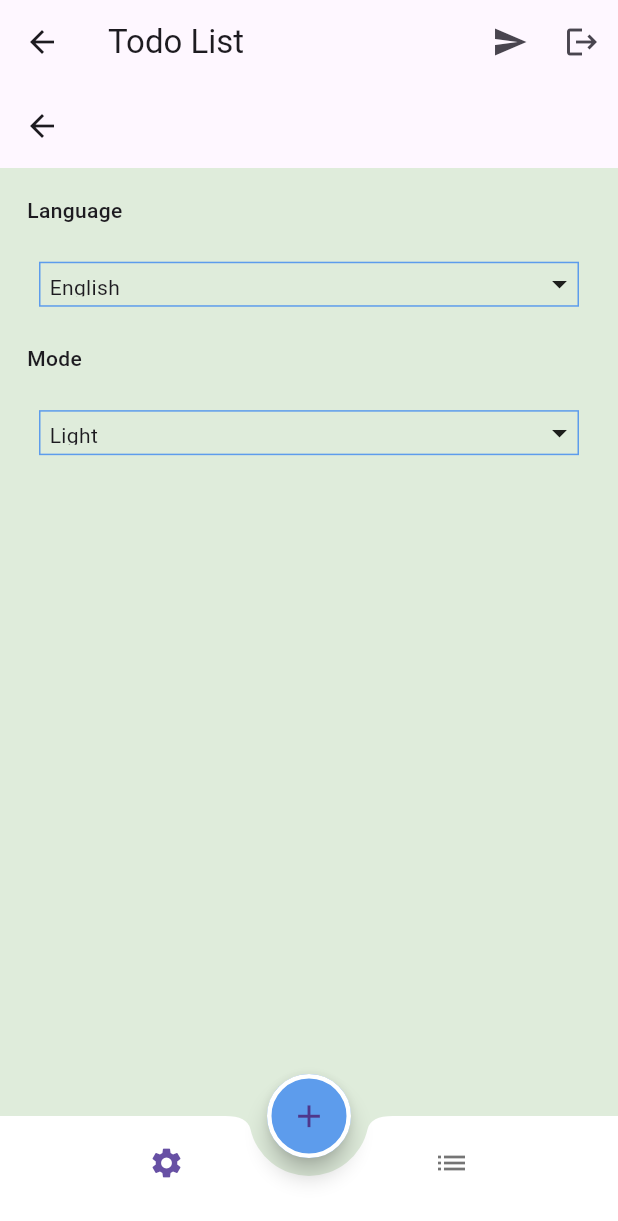
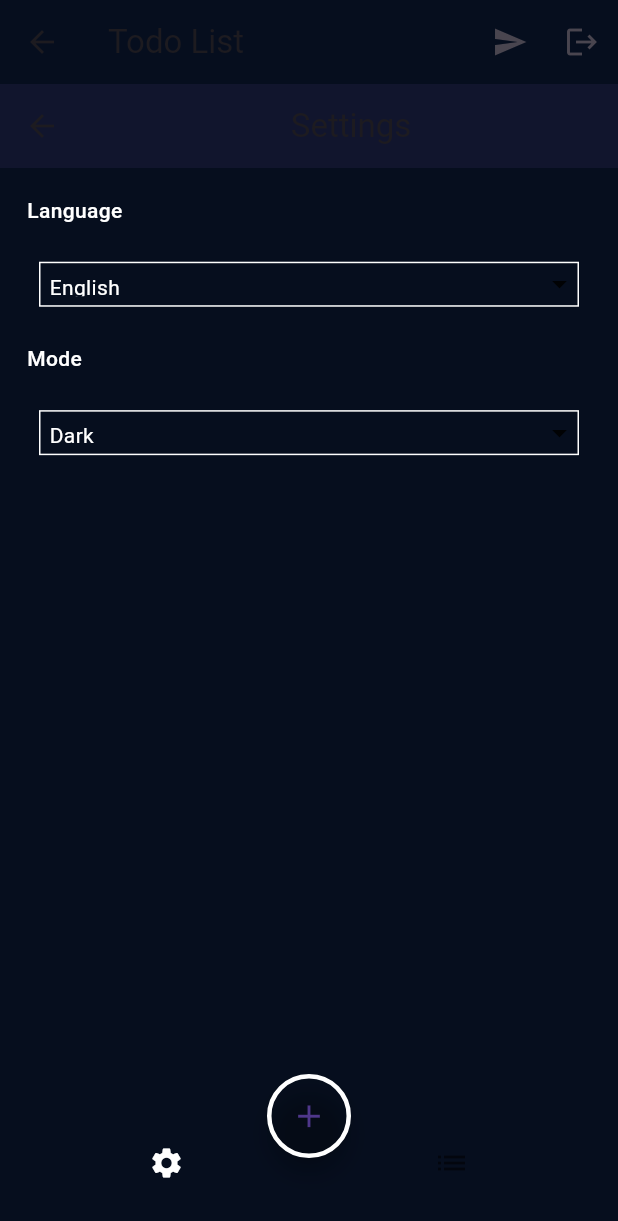
Before and after one commit to Belalaym2n/daily_tasks, a Flutter app: the HomeLayout screen opened by its route, on a phone screen of 412 x 824 dp. Shown: the top 1221 px of the screen. Run offline on Flutter 3.47's test engine with Material 3 defaults, Android fonts, the phone set to English and light mode, and no system bars; our stand-ins replace calendar_timeline, cloud_firestore, firebase_auth, firebase_core, flutter_slidable, shared_preferences; accounts and stored records are empty; generated files the repository leaves out were written again; network calls fail.

```diff
--- a/lib/constant/color.dart
+++ b/lib/constant/color.dart
@@ -1,4 +1,6 @@
  import 'dart:ui';
 
-Color mintGreen=Color(0xFFDFECDB);
 Color primaryColor=Color(0xFF5D9CEC);
+Color blackColor=Color(0xFF060E1E);
+ Color mintGreen=Color(0xFFDFECDB);
+ Color primaryColorBlack=Color(0xFF5D9CEC);
--- a/lib/constant/colors.dart
+++ /dev/null
@@ -1,3 +0,0 @@
- import 'dart:ui';
-
-Color mintGreen=Color(0xFFDFECDB);
--- a/lib/layout/homeLayout.dart
+++ b/lib/layout/homeLayout.dart
@@ -25,12 +25,19 @@ class _HomeLayoutState extends State<HomeLayout> {
   @override
   Widget build(BuildContext context) {
     var pro=Provider.of<MyProvider>(context);
+
     return Scaffold(
       resizeToAvoidBottomInset: false,
 
       extendBody: true,
-      backgroundColor: mintGreen,
+      backgroundColor:     pro.mode==ThemeMode.light?
+      mintGreen:
+      blackColor,
       appBar: AppBar(
+        backgroundColor:pro.mode==ThemeMode.light?
+        primaryColor:
+            Color(0xFF060E1E)
+        ,
 actions: [
 
 
@@ -50,7 +57,12 @@ actions: [
       floatingActionButton:
 
       FloatingActionButton(
-        backgroundColor: primaryColor,
+        backgroundColor:
+        pro.mode==ThemeMode.light?
+
+        primaryColor:
+        Colors.transparent,
+
         shape: RoundedRectangleBorder(
           borderRadius: BorderRadius.circular(28),
           side: BorderSide(
@@ -66,11 +78,19 @@ actions: [
       bottomNavigationBar: BottomAppBar(
         shape: CircularNotchedRectangle(),
         notchMargin: 12,
-        color: Colors.white,
-       elevation: 0,
+        color:
+        pro.mode==ThemeMode.light?
+        Colors.white:
+        Colors.transparent,
+
+       elevation: 4,
         child: BottomNavigationBar(
+          selectedItemColor:pro.mode==ThemeMode.dark?
+          Colors.white:
+          primaryColor ,
         elevation: 0,
-          backgroundColor: Colors.transparent,
+          backgroundColor:
+          Colors.transparent,
 
             currentIndex: index,
             onTap: (value) {
@@ -85,8 +105,13 @@ actions: [
               BottomNavigationBarItem(icon: Icon(Icons.list), label: ""),
             ]),
       ),
-      body: tabs[index],
+
+
+      body:
+
+      tabs[index],
     );
+
   }
 
   List<Widget> tabs = [
@@ -94,9 +119,13 @@ actions: [
     SettingScreen(),
     TaskScreen(),
   ];
+
   floatingButtonSheet(){
 
     showModalBottomSheet(
+
+
+
       isScrollControlled: true,
         elevation: 0,
 
--- a/lib/main.dart
+++ b/lib/main.dart
@@ -2,7 +2,6 @@
 
 import 'package:cloud_firestore/cloud_firestore.dart';
 import 'package:daily_tasks5/provider/my_provider.dart';
-import 'package:daily_tasks5/provider/provider_for_language.dart';
 import 'package:daily_tasks5/screens/login/login_screen.dart';
 import 'package:daily_tasks5/screens/login/login_tap.dart';
 import 'package:daily_tasks5/screens/login/sign_up_tap.dart';
@@ -40,6 +39,7 @@ class MyApp extends StatelessWidget {
       localizationsDelegates: AppLocalizations.localizationsDelegates,
       supportedLocales: AppLocalizations.supportedLocales,
       locale: Locale(pro.langcode),
+     themeMode:pro.mode,
       debugShowCheckedModeBanner: false,
 
       initialRoute: SplashScreen.routeName,
--- a/lib/provider/my_provider.dart
+++ b/lib/provider/my_provider.dart
@@ -2,17 +2,33 @@ import 'package:daily_tasks5/models/user_model.dart';
 import 'package:daily_tasks5/shared/network/firebase_managment/opperation_for_user.dart';
 import 'package:firebase_auth/firebase_auth.dart';
 import 'package:flutter/foundation.dart';
+import 'package:flutter/material.dart';
 import 'package:shared_preferences/shared_preferences.dart';
 
 class MyProvider extends ChangeNotifier{
   UserModel? userModel;
   User? firebaseUser;
   String langcode="en";
+   ThemeMode mode=ThemeMode.dark;
  late SharedPreferences prefs;
   init() async{
    prefs=await SharedPreferences.getInstance();
    langcode=  prefs.getString("language")??'en';
+   bool modApp=prefs.getBool("them")??true;
+   if(modApp){
+     mode==ThemeMode.dark;
+   }else{
+     mode==ThemeMode.light;
+   }
  }
+  changeThem(ThemeMode themeMode){
+    mode=themeMode;
+
+    notifyListeners();
+    prefs.setBool("them",mode==ThemeMode.dark?true:false
+    );
+  }
+
 
   MyProvider(){
     firebaseUser=FirebaseAuth.instance.currentUser;
@@ -23,6 +39,7 @@ class MyProvider extends ChangeNotifier{
 
   changeLanguage(String languageCode) async {
     langcode=languageCode;
+
     notifyListeners();
    await prefs.setString("languageCode", langcode);
   }
--- a/lib/provider/provider_for_language.dart
+++ /dev/null
@@ -1,6 +0,0 @@
-import 'package:flutter/widgets.dart';
-
-class ProviderForLanguageAndTheming extends ChangeNotifier{
-
-
-}
--- a/lib/screens/setting/setting_screen.dart
+++ b/lib/screens/setting/setting_screen.dart
@@ -21,8 +21,23 @@ class _SettingScreenState extends State<SettingScreen> {
   Widget build(BuildContext context) {
     var pro=Provider.of<MyProvider>(context);
     return Scaffold(
-      backgroundColor: mintGreen,
-      appBar: AppBar(),
+      appBar: AppBar(
+        elevation: 6,
+        backgroundColor:  pro.mode==ThemeMode.light?
+        primaryColorBlack:
+        blackColor ,
+        title: Center(child: Text("${AppLocalizations.of(context)!.settings}",style: TextStyle(
+
+        ),),
+
+        ),
+      ),
+      backgroundColor:
+      pro.mode==ThemeMode.light?
+      mintGreen:
+      blackColor
+      ,
+     // appBar: AppBar(),
       body: Padding(
         padding: const EdgeInsets.all(18.0),
 
@@ -30,6 +45,9 @@ class _SettingScreenState extends State<SettingScreen> {
           crossAxisAlignment: CrossAxisAlignment.start,
           children: [
             Text(AppLocalizations.of(context)!.lang,style: TextStyle(
+              color:   pro.mode==ThemeMode.light?
+              Colors.black:
+              Colors.white,
               fontWeight: FontWeight.w500
 
 
@@ -47,7 +65,9 @@ class _SettingScreenState extends State<SettingScreen> {
                 decoration: BoxDecoration(
              //     borderRadius: BorderRadius.circular(18),
                   border:Border.all(
-                    color: primaryColor
+                    color:  pro.mode==ThemeMode.light?
+                    primaryColor:
+                    Colors.white
                   )
                 ),
                 child: Row(
@@ -57,7 +77,11 @@ class _SettingScreenState extends State<SettingScreen> {
                       child: Text(
                         pro.langcode=="en"?
                             "English":
-                            "العربية"
+                            "العربية", style: TextStyle(
+                        color:  pro.mode==ThemeMode.light?
+                        Colors.black:
+                        Colors.white,
+                      ),
                       ),
                     )),
                     InkWell(
@@ -72,8 +96,10 @@ class _SettingScreenState extends State<SettingScreen> {
               height: MediaQuery.of(context).size.height*.02,
             ),
             Text(AppLocalizations.of(context)!.mode,style: TextStyle(
-                fontWeight: FontWeight.w500
-
+                fontWeight: FontWeight.w500,
+              color:  pro.mode==ThemeMode.light?
+            Colors.black:
+              Colors.white,
 
             ),),
             SizedBox(
@@ -88,15 +114,24 @@ class _SettingScreenState extends State<SettingScreen> {
                 decoration: BoxDecoration(
                   //     borderRadius: BorderRadius.circular(18),
                     border:Border.all(
-                        color: primaryColor
+                        color:  pro.mode==ThemeMode.light?
+                        primaryColor:
+                        Colors.white
                     )
-                ),
+                    )
+                ,
                 child: Row(
                   children: [
                     Expanded(child: Padding(
                       padding: const EdgeInsets.all(6.0),
                       child: Text(
-                        "Light"
+                        pro.mode==ThemeMode.light?
+                        "${AppLocalizations.of(context)!.light}":
+                        "${AppLocalizations.of(context)!.dark}",style: TextStyle(
+                        color:   pro.mode==ThemeMode.light?
+                        Colors.black:
+                        Colors.white,
+                      ),
 
                       ),
                     )),
```
Also changed, not shown: lib/screens/buttom_sheet/Language_buttom_sheet.dart (+5 -3 lines), lib/screens/buttom_sheet/theming_bottom_sheet.dart (+57 -13 lines), lib/screens/splash_screen/splash_screen.dart (+12 -2 lines), lib/screens/task/add_task.dart (+69 -11 lines), lib/screens/task/task_screen.dart (+25 -5 lines), assets/images/splash_dark.png (added), assets/images/splash_light.png (deleted), assets/images/splash_screen_dark.png (deleted).
